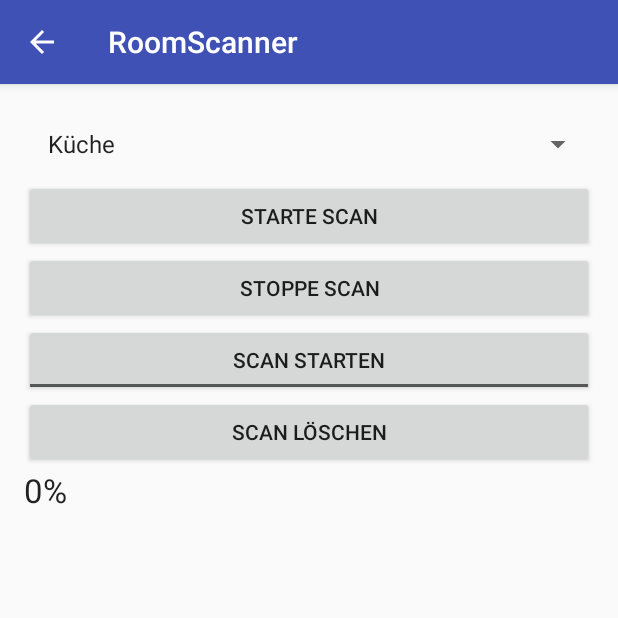
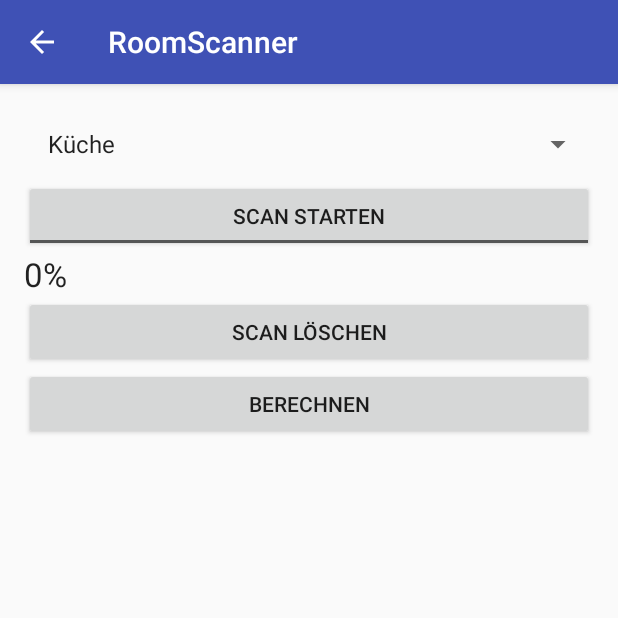
Before and after one commit to w-hs/home-bacon, an Android app: the RoomScanner screen opened directly, with no data from a screen before it, on a phone screen of 412 x 824 dp, the top half of it. Run offline under Robolectric (Android 15) with nearby library versions, the light colour scheme and no system bars; network calls fail; 1 statement that could not run was skipped.

Commit message:
Alte Buttons und nicht mehr benötigter Code raus...

```diff
--- a/HomeBacon/mobile/src/main/java/de/whs/homebacon/RoomScanner.java
+++ b/HomeBacon/mobile/src/main/java/de/whs/homebacon/RoomScanner.java
@@ -1,12 +1,10 @@
 package de.whs.homebacon;
 
-import android.bluetooth.BluetoothDevice;
 import android.content.pm.PackageInfo;
 import android.content.pm.PackageManager;
 import android.database.sqlite.SQLiteDatabase;
 import android.os.Bundle;
 import android.os.Environment;
-import android.os.PersistableBundle;
 import android.support.v7.app.ActionBar;
 import android.support.v7.app.AppCompatActivity;
 import android.support.v7.widget.Toolbar;
@@ -25,58 +23,19 @@ import java.io.FileOutputStream;
 import java.io.IOException;
 import java.io.InputStream;
 import java.io.OutputStream;
-import java.util.HashMap;
 import java.util.List;
-import java.util.Map;
-import java.util.Timer;
-import java.util.TimerTask;
 
-import de.whs.homebaconcore.BeaconListener;
-import de.whs.homebaconcore.BeaconScanner;
 import de.whs.homebaconcore.DatabaseHelper;
 import de.whs.homebaconcore.Room;
 import de.whs.homebaconcore.WatchConnector;
 
 public class RoomScanner extends AppCompatActivity {
 
-    private BeaconScanner mBeaconScanner;
     private DatabaseHelper mDbHelper;
     private SQLiteDatabase mDb;
     private Spinner mSpinner;
-    private boolean mIsScanning = false;
-    private int mScanCount;
-    private BeaconListener mListener;
-    private Map<String, Integer> mTagsToIndex = new HashMap<>();
     private TextView mProbView;
     private WatchConnector watchConnector;
-
-    private class Scan {
-        private int rssi;
-        private long timestamp;
-
-        public Scan(int rssi, long timestamp) {
-            this.rssi = rssi;
-            this.timestamp = timestamp;
-        }
-
-        public int getRssi() {
-            return rssi;
-        }
-
-        public void setRssi(int rssi) {
-            this.rssi = rssi;
-        }
-
-        public long getTimestamp() {
-            return timestamp;
-        }
-
-        public void setTimestamp(long timestamp) {
-            this.timestamp = timestamp;
-        }
-    }
-
-    private Map<String, Scan> scans = new HashMap<>();
 
     @Override
     protected void onCreate(Bundle savedInstanceState) {
@@ -90,32 +49,28 @@ public class RoomScanner extends AppCompatActivity {
         initializeBackToHomeToolbar();
         initializeRoomsSpinner();
         initializeScanToggleButton();
+        initializeDeleteButton();
+        initializeCalculateButton();
 
-        Button startButton = (Button) findViewById(R.id.startScanButtton);
-        startButton.setOnClickListener(new View.OnClickListener() {
+        mProbView = (TextView) findViewById(R.id.probabilityText);
+/*
+        mTagsToIndex.put("7C:2F:80:8D:E2:3B", 0);
+        mTagsToIndex.put("7C:2F:80:8D:E2:45", 1);
+        mTagsToIndex.put("20:C3:8F:99:C1:E7", 2);
+*/
+    }
+
+    private void initializeCalculateButton() {
+        Button calculateButton = (Button) findViewById(R.id.calculateButton);
+        calculateButton.setOnClickListener(new View.OnClickListener() {
             @Override
             public void onClick(View v) {
-                mIsScanning = true;
-                mScanCount = 0;
+                // TODO Berechnung starten...
             }
         });
+    }
 
-        Button stopButton = (Button) findViewById(R.id.stopScanButton);
-        stopButton.setOnClickListener(new View.OnClickListener() {
-            @Override
-            public void onClick(View v) {
-                mIsScanning = false;
-                File downloadDir = Environment.getExternalStoragePublicDirectory(Environment.DIRECTORY_DOWNLOADS);
-                File destFile = new File(downloadDir, "bacon.db");
-                File srcFile = new File(getDatabaseDir());
-                try {
-                    copy(srcFile, destFile);
-                } catch (Exception ex) {
-                    Log.e("HomeBeacon", ex.getMessage());
-                }
-            }
-        });
-
+    private void initializeDeleteButton() {
         Button deleteButton = (Button) findViewById(R.id.deleteButton);
         deleteButton.setOnClickListener(new View.OnClickListener() {
             @Override
@@ -124,26 +79,17 @@ public class RoomScanner extends AppCompatActivity {
                 mDbHelper.deleteScans(mDb);
             }
         });
+    }
 
-        mProbView = (TextView) findViewById(R.id.probabilityText);
-
-        if (mBeaconScanner == null) {
-            startBeaconScan();
-        } else {
-            mIsScanning = savedInstanceState.getBoolean("isScanning");
-            Log.i("HomeBeacon", "Scanner: " + mBeaconScanner);
+    private void downloadDatabase() {
+        File downloadDir = Environment.getExternalStoragePublicDirectory(Environment.DIRECTORY_DOWNLOADS);
+        File destFile = new File(downloadDir, "bacon.db");
+        File srcFile = new File(getDatabaseDir());
+        try {
+            copy(srcFile, destFile);
+        } catch (Exception ex) {
+            Log.e("HomeBeacon", ex.getMessage());
         }
-
-        new Timer().scheduleAtFixedRate(new TimerTask() {
-            @Override
-            public void run() {
-                onSaveScans();
-            }
-        }, 0, 1100);
-
-        mTagsToIndex.put("7C:2F:80:8D:E2:3B", 0);
-        mTagsToIndex.put("7C:2F:80:8D:E2:45", 1);
-        mTagsToIndex.put("20:C3:8F:99:C1:E7", 2);
     }
 
     private void initializeScanToggleButton() {
@@ -191,31 +137,6 @@ public class RoomScanner extends AppCompatActivity {
             supportActionBar.setDisplayHomeAsUpEnabled(true);
     }
 
-    @Override
-    protected void onDestroy() {
-        if (mBeaconScanner != null)
-            mBeaconScanner.unregister(mListener);
-        super.onDestroy();
-    }
-
-    @Override
-    public void onSaveInstanceState(Bundle outState, PersistableBundle outPersistentState) {
-        outState.putBoolean("isScanning", mIsScanning);
-
-        super.onSaveInstanceState(outState, outPersistentState);
-    }
-
-    private void startBeaconScan() {
-        mBeaconScanner = new BeaconScanner(this);
-        mListener = new BeaconListener() {
-            @Override
-            public void onScan(BluetoothDevice device, int rssi, byte[] scanRecord) {
-                onBeaconScan(device, rssi);
-            }
-        };
-        mBeaconScanner.register(mListener);
-    }
-
     private String getDatabaseDir() {
         PackageManager m = getPackageManager();
         String s = getPackageName();
@@ -241,26 +162,8 @@ public class RoomScanner extends AppCompatActivity {
         out.close();
     }
 
-    private void onBeaconScan(BluetoothDevice device, int rssi) {
-        long timestamp = System.currentTimeMillis();
-        Scan scan = scans.get(device.getAddress());
-        if (scan == null) {
-            scans.put(device.getAddress(), new Scan(rssi, timestamp));
-        } else {
-            scan.setRssi(rssi);
-            scan.setTimestamp(timestamp);
-        }
-    }
-
-    private boolean hasScans(long fadeLimit) {
-        for (Scan scan : scans.values()) {
-            if (scan.getTimestamp() > fadeLimit) {
-                return true;
-            }
-        }
-        return false;
-    }
-
+    /*
+    // TODO: Code noch nötig?
     private void onSaveScans() {
         // Wenn wir länger als 2 Sekunden nichts mehr vom Beacon gehört haben,
         // gehen wir davon aus, dass der Beacon außer Reichweite ist
@@ -273,10 +176,6 @@ public class RoomScanner extends AppCompatActivity {
 
         final Room room = (Room) mSpinner.getSelectedItem();
         long scanId = mDbHelper.insertScan(mDb, room.getId());
-
-        if (mIsScanning) {
-            ++mScanCount;
-        }
 
         float[] x = {0.0f, 0.0f, 0.0f};
 
@@ -325,6 +224,15 @@ public class RoomScanner extends AppCompatActivity {
         }
     }
 
+    private boolean hasScans(long fadeLimit) {
+        for (Scan scan : scans.values()) {
+            if (scan.getTimestamp() > fadeLimit) {
+                return true;
+            }
+        }
+        return false;
+    }
+
     private float[] multiply(float[][] W, float[] x_) {
         int height = W.length;
         int width = W[0].length;
@@ -364,4 +272,5 @@ public class RoomScanner extends AppCompatActivity {
         }
         return result;
     }
+    */
 }
--- a/HomeBacon/mobile/src/main/res/layout/content_room_scanner.xml
+++ b/HomeBacon/mobile/src/main/res/layout/content_room_scanner.xml
@@ -19,37 +19,13 @@
         android:layout_alignParentTop="true"
         android:layout_alignParentStart="true" />
 
-    <Button
-        android:layout_width="fill_parent"
-        android:layout_height="wrap_content"
-        android:text="Starte Scan"
-        android:id="@+id/startScanButtton"
-        android:layout_below="@+id/spinner"
-        android:layout_alignParentStart="true" />
-
-    <Button
-        android:layout_width="fill_parent"
-        android:layout_height="wrap_content"
-        android:text="Stoppe Scan"
-        android:id="@+id/stopScanButton"
-        android:layout_below="@+id/startScanButtton"
-        android:layout_alignParentStart="true" />
-
     <ToggleButton
         android:layout_width="fill_parent"
         android:layout_height="wrap_content"
         android:textOn="Scan stoppen"
         android:textOff="Scan starten"
         android:id="@+id/scanToggleButton"
-        android:layout_below="@+id/stopScanButton"
-        android:layout_alignParentEnd="true" />
-
-    <Button
-        android:layout_width="fill_parent"
-        android:layout_height="wrap_content"
-        android:text="Scan löschen"
-        android:id="@+id/deleteButton"
-        android:layout_below="@+id/scanToggleButton"
+        android:layout_below="@+id/spinner"
         android:layout_alignParentEnd="true" />
 
     <TextView
@@ -58,6 +34,22 @@
         android:textAppearance="?android:attr/textAppearanceLarge"
         android:text="0%"
         android:id="@+id/probabilityText"
+        android:layout_below="@+id/scanToggleButton"
+        android:layout_alignParentStart="true" />
+
+    <Button
+        android:layout_width="fill_parent"
+        android:layout_height="wrap_content"
+        android:text="Scan löschen"
+        android:id="@+id/deleteButton"
+        android:layout_below="@+id/probabilityText"
+        android:layout_alignParentEnd="true" />
+
+    <Button
+        android:layout_width="fill_parent"
+        android:layout_height="wrap_content"
+        android:text="Berechnen"
+        android:id="@+id/calculateButton"
         android:layout_below="@+id/deleteButton"
         android:layout_alignParentStart="true" />
 
```
